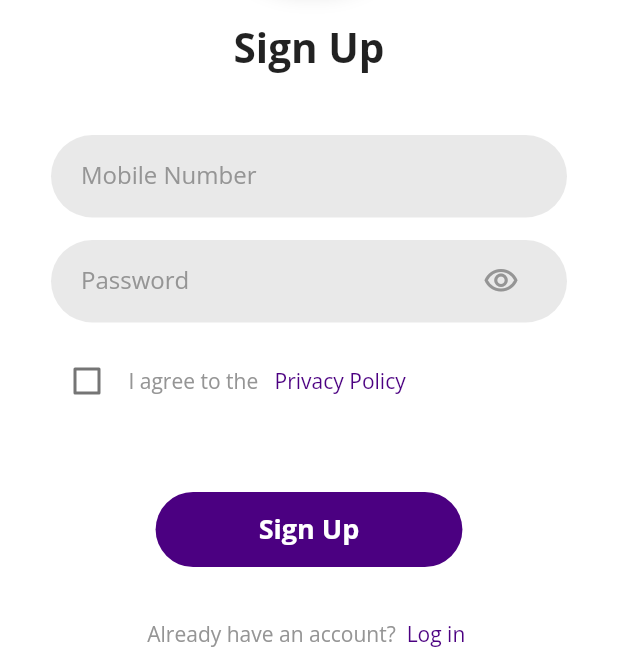
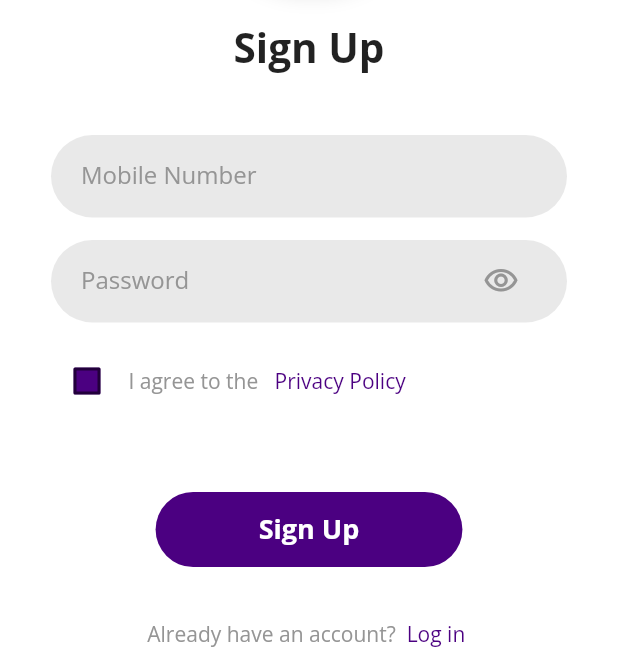
Before and after one commit to aninarafath6/incom-app, a Flutter app: the SignUpScreen screen opened by its route, on a phone screen of 412 x 824 dp, the part 588-1236 px from its top. Run offline on Flutter 3.47's test engine with Material 2 defaults, Android fonts, the phone set to English and light mode, and no system bars; our stand-ins replace flutter_svg, google_fonts.

Commit message:
sign up check box functionality clear "

```diff
--- a/lib/views/authentication_view/sign_up_screens/signup_screen.dart
+++ b/lib/views/authentication_view/sign_up_screens/signup_screen.dart
@@ -53,25 +53,7 @@ class SignUpScreen extends StatelessWidget {
                   placeholder: 'Password',
                   password: true,
                 ),
-                Row(
-                  children: [
-                    Checkbox(value: false, onChanged: (val) {}),
-                    Text(
-                      ' I agree to the  ',
-                      style: GoogleFonts.openSans(
-                        color: AppColors.brownShade,
-                        fontSize: 14,
-                      ),
-                    ),
-                    Text(
-                      ' Privacy Policy ',
-                      style: GoogleFonts.openSans(
-                        color: AppColors.primaryColor,
-                        fontSize: 14,
-                      ),
-                    ),
-                  ],
-                ),
+                const PrivacyVerification(),
                 const SizedBox(
                   height: 50,
                 ),
@@ -85,6 +67,49 @@ class SignUpScreen extends StatelessWidget {
           ),
         ),
       ),
+    );
+  }
+}
+
+class PrivacyVerification extends StatefulWidget {
+  const PrivacyVerification({
+    Key? key,
+  }) : super(key: key);
+
+  @override
+  State<PrivacyVerification> createState() => _PrivacyVerificationState();
+}
+
+class _PrivacyVerificationState extends State<PrivacyVerification> {
+  late bool agree = false;
+  @override
+  Widget build(BuildContext context) {
+    return Row(
+      children: [
+        Checkbox(
+            // checkColor: AppColors.primaryColor,
+            fillColor: MaterialStateProperty.all(AppColors.primaryColor),
+            value: agree,
+            onChanged: (val) {
+              setState(() {
+                agree = val!;
+              });
+            }),
+        Text(
+          ' I agree to the  ',
+          style: GoogleFonts.openSans(
+            color: AppColors.brownShade,
+            fontSize: 14,
+          ),
+        ),
+        Text(
+          ' Privacy Policy ',
+          style: GoogleFonts.openSans(
+            color: AppColors.primaryColor,
+            fontSize: 14,
+          ),
+        ),
+      ],
     );
   }
 }
```
Also changed, not shown: 1 other file.
